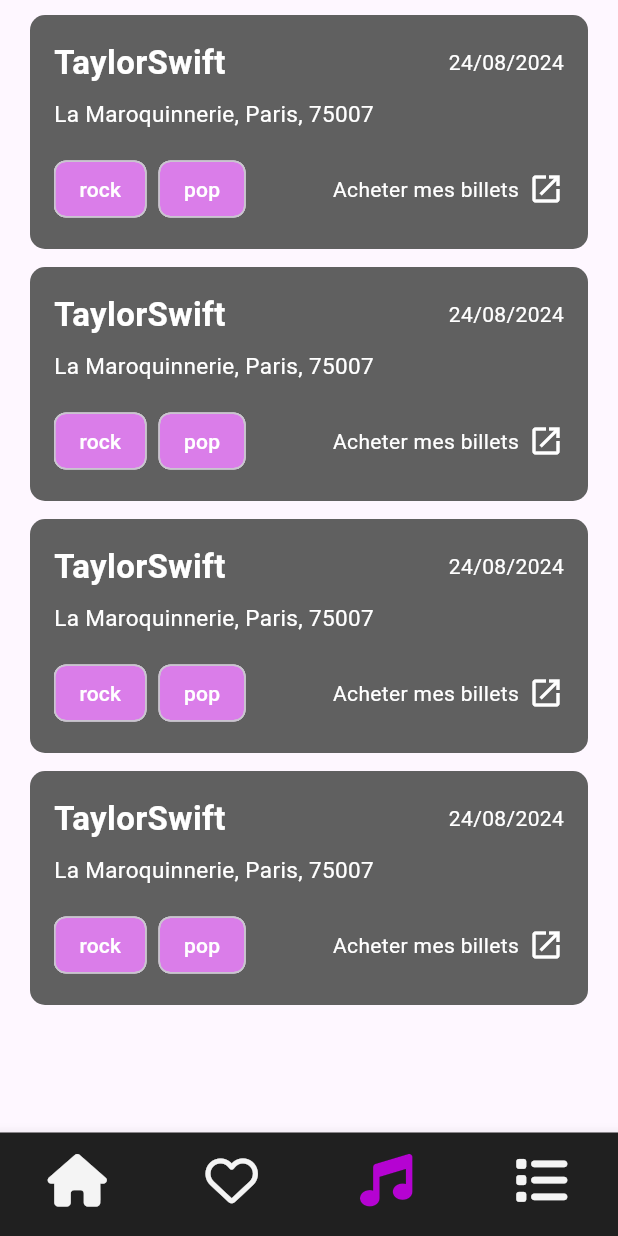
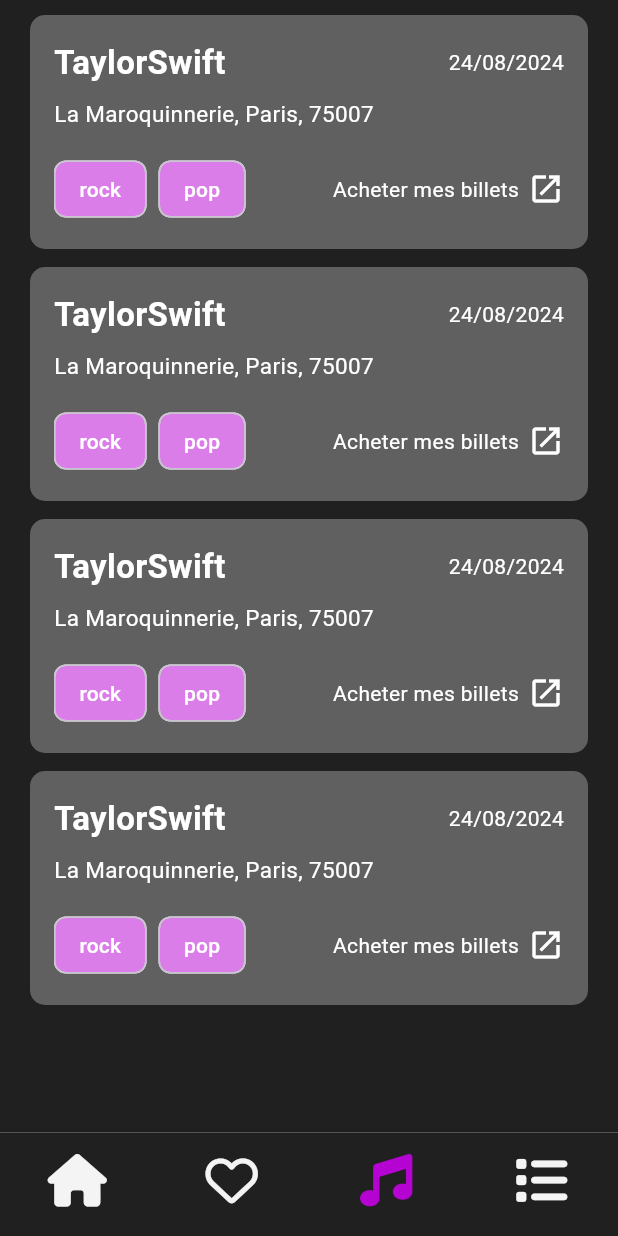
Before and after one commit to SarahOtmane/SpotifyTest, a Flutter app: the screen it shows after launch, item 3 of the bottom bar chosen, on a phone screen of 412 x 824 dp. Run offline on Flutter 3.47's test engine with Material 3 defaults, Android fonts, the phone set to English and light mode, and no system bars; our stand-ins replace flutter_dotenv, font_awesome_flutter.

Commit message:
update background

```diff
--- a/lib/screen/concerts.dart
+++ b/lib/screen/concerts.dart
@@ -1,6 +1,7 @@
 import 'package:flutter/material.dart';
 import '../data/concertArtistData.dart';
 import '../components/artistConcertCard.dart';
+import '../components/color.dart';
 
 class ConcertsScreen extends StatelessWidget {
   ConcertsScreen({super.key});
@@ -10,6 +11,7 @@ class ConcertsScreen extends StatelessWidget {
   @override
   Widget build(BuildContext context) {
     return Scaffold(
+      backgroundColor: AppColors.black,
       body: SingleChildScrollView(
         child: ListView.builder(
           shrinkWrap: true, // Ajouté pour rendre la ListView flexible dans le ScrollView
```
